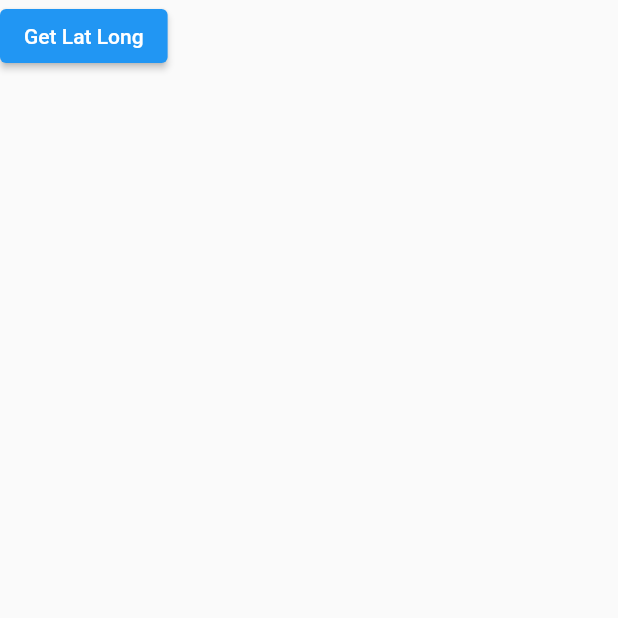
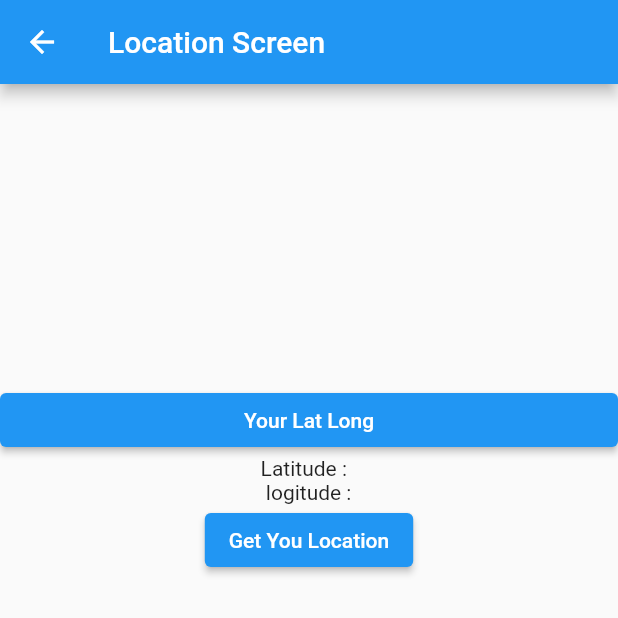
Before and after one commit to tahmina-bristy-b2/sqldemo, a Flutter app: the LocationScreen screen opened directly, on a phone screen of 412 x 824 dp, the top half of it. Run offline on Flutter 3.47's test engine with Material 2 defaults, Android fonts, the phone set to English and light mode, and no system bars; our stand-ins replace device_info_plus, flutter_local_notifications, geolocator, go_router, permission_handler, sqflite_sqlcipher; missing offline and left inert: flutter_background_service, flutter_background_service_android; accounts and stored records are empty.

Commit message:
Location ANd google map done

```diff
--- a/lib/screen/location.dart
+++ b/lib/screen/location.dart
@@ -1,9 +1,10 @@
-import 'dart:ffi';
-
 import 'package:flutter/material.dart';
 import 'package:flutter/src/widgets/framework.dart';
 import 'package:flutter/src/widgets/placeholder.dart';
+import 'package:geolocator/geolocator.dart';
 import 'package:sqflitedemo/services/locationServices.dart';
+import 'package:url_launcher/url_launcher.dart';
+import 'package:url_launcher/url_launcher_string.dart';
 
 class LocationScreen extends StatefulWidget {
   const LocationScreen({super.key});
@@ -13,13 +14,34 @@ class LocationScreen extends StatefulWidget {
 }
 
 class _LocationScreenState extends State<LocationScreen> {
-  late String lat;
-  late String long;
+  String message = '';
+  String lat = '';
+  String long = '';
+  @override
+  void initState() {
+    LocationServices().getPermissionAndGetCurrentLocation().then((value) {
+      lat = '${value.latitude}';
+      long = '${value.longitude}';
+      setState(() {});
+    });
+
+    LocationServices().getLatLong(lat, long);
+
+    super.initState();
+  }
+
   @override
   Widget build(BuildContext context) {
     return Scaffold(
+      appBar: AppBar(
+        title: Text('Location Screen'),
+      ),
       body: Column(
+        crossAxisAlignment: CrossAxisAlignment.start,
         children: [
+          SizedBox(
+            height: 200,
+          ),
           ElevatedButton(
               onPressed: () async {
                 await LocationServices()
@@ -27,13 +49,33 @@ class _LocationScreenState extends State<LocationScreen> {
                     .then((value) {
                   lat = '${value.latitude}';
                   long = '${value.longitude}';
-                  print('lat==========================$lat');
-                  print('lng==========================$long');
+
+                  setState(() {
+                    message =
+                        "lat======================$lat   long=====================$long";
+                    print(message);
+                  });
                 });
               },
-              child: Text('Get Lat Long'))
+              child: const Center(child: Text('Your Lat Long'))),
+          Center(child: Text("Latitude : $lat \n logitude : $long")),
+          Center(
+              child: ElevatedButton(
+                  onPressed: () {
+                    // getGoogleLocation(lat, long);
+                    LocationServices().launchURL(lat, long);
+                  },
+                  child: const Text('Get You Location')))
         ],
       ),
     );
   }
+
+  // Future<void> getGoogleLocation(String lat, String long) async {
+  //   String googleUrl = 'https://maps.google.com/?q=$lat,$long';
+  //   await canLaunchUrlString(googleUrl)
+  //       ? await launchUrlString(googleUrl)
+  //       : throw 'Could not connect the url $googleUrl';
+  //   print('googleurl =============$googleUrl');
+  // }
 }
--- a/pubspec.yaml
+++ b/pubspec.yaml
@@ -48,6 +48,7 @@ dependencies:
   shared_preferences: ^2.0.17
   #Location
   geolocator: ^9.0.2
+  url_launcher: ^6.1.9
 
 dev_dependencies:
   flutter_test:
```
Also changed, not shown: lib/services/locationServices.dart (+29 -1 lines), pubspec.lock, 6 other files.
